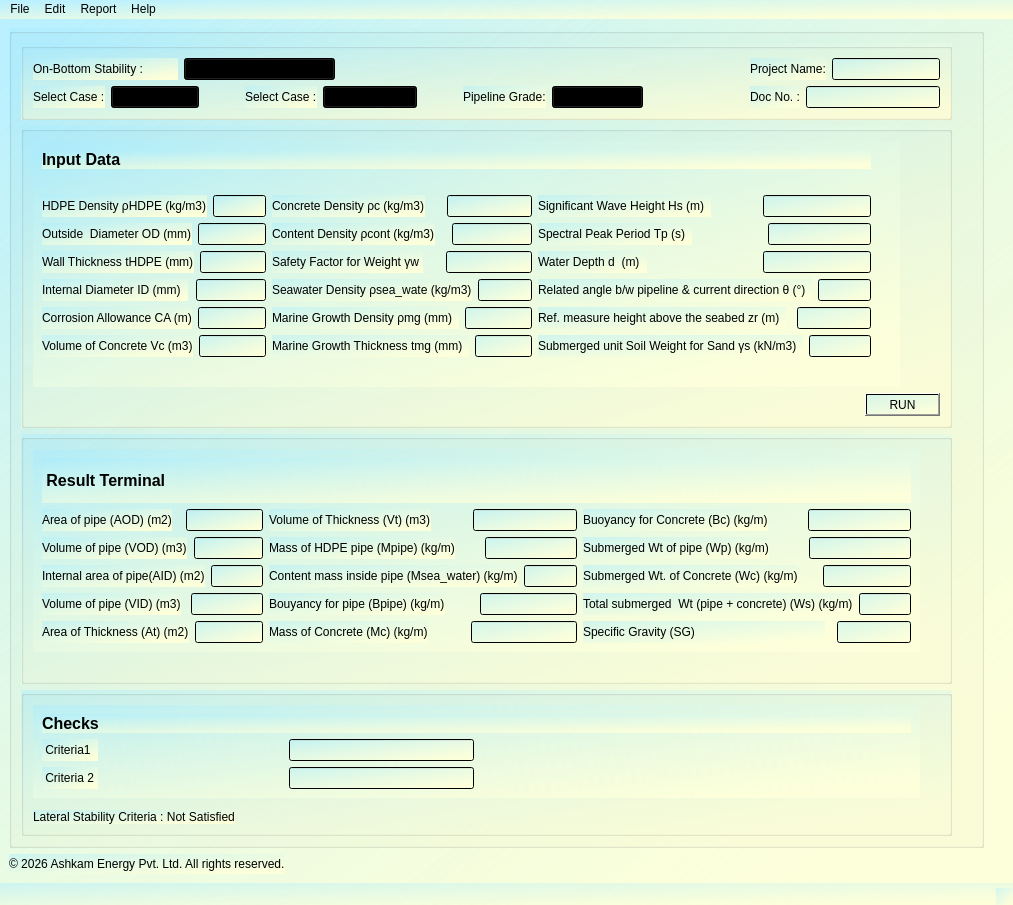
Before: the Qt Designer form OnBottomStability_Final.ui in superman1408/seawater_outflow, drawn with Qt 5.
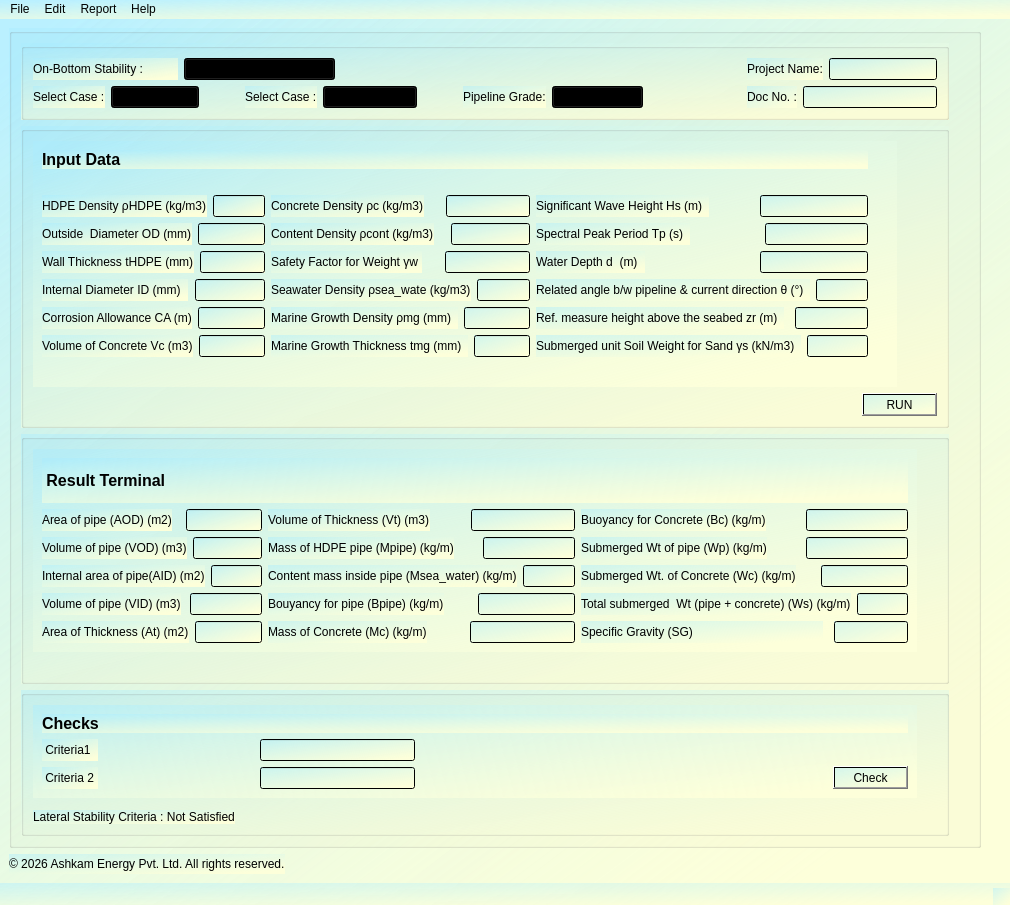
After: the same form once the commit is applied. Icons and pictures are not drawn.

What changed in the file:
```diff
--- a/OnBottomStability_Final.ui
+++ b/OnBottomStability_Final.ui
@@ -6,7 +6,7 @@
    <rect>
     <x>0</x>
     <y>0</y>
-    <width>1013</width>
+    <width>1010</width>
     <height>905</height>
    </rect>
   </property>
@@ -1471,20 +1471,6 @@
           <item row="0" column="0" colspan="2">
            <widget class="QWidget" name="widget_3" native="true">
             <layout class="QGridLayout" name="gridLayout">
-             <item row="0" column="0" colspan="2">
-              <widget class="QLabel" name="Result_label">
-               <property name="font">
-                <font>
-                 <pointsize>12</pointsize>
-                 <weight>75</weight>
-                 <bold>true</bold>
-                </font>
-               </property>
-               <property name="text">
-                <string>Checks</string>
-               </property>
-              </widget>
-             </item>
              <item row="1" column="0" rowspan="2">
               <layout class="QGridLayout" name="gridLayout_22">
                <item row="0" column="0">
@@ -1543,6 +1529,13 @@
                </item>
               </layout>
              </item>
+             <item row="2" column="2">
+              <widget class="QPushButton" name="pushButton">
+               <property name="text">
+                <string>Check</string>
+               </property>
+              </widget>
+             </item>
              <item row="2" column="1">
               <spacer name="horizontalSpacer_8">
                <property name="orientation">
@@ -1556,7 +1549,7 @@
                </property>
               </spacer>
              </item>
-             <item row="1" column="1">
+             <item row="1" column="1" colspan="2">
               <spacer name="verticalSpacer_7">
                <property name="orientation">
                 <enum>Qt::Vertical</enum>
@@ -1569,6 +1562,20 @@
                </property>
               </spacer>
              </item>
+             <item row="0" column="0" colspan="3">
+              <widget class="QLabel" name="Result_label">
+               <property name="font">
+                <font>
+                 <pointsize>12</pointsize>
+                 <weight>75</weight>
+                 <bold>true</bold>
+                </font>
+               </property>
+               <property name="text">
+                <string>Checks</string>
+               </property>
+              </widget>
+             </item>
             </layout>
            </widget>
           </item>
@@ -1585,7 +1592,7 @@
     <rect>
      <x>0</x>
      <y>0</y>
-     <width>1013</width>
+     <width>1010</width>
      <height>21</height>
     </rect>
    </property>
```
Left out of the diff: 78 changed lines with no effect on the pictures.
